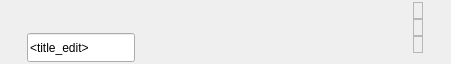
Qt form pypelyne2/src/modules/ui/nodegraphicsitem/nodegraphicsitem_widget_title.ui (michimussato/pypelyne2) before a commit.
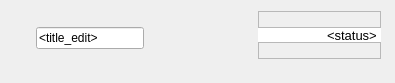
The same form after that commit.

Diff of the .ui file:
```diff
--- a/pypelyne2/src/modules/ui/nodegraphicsitem/nodegraphicsitem_widget_title.ui
+++ b/pypelyne2/src/modules/ui/nodegraphicsitem/nodegraphicsitem_widget_title.ui
@@ -6,8 +6,8 @@
    <rect>
     <x>0</x>
     <y>0</y>
-    <width>451</width>
-    <height>64</height>
+    <width>395</width>
+    <height>83</height>
    </rect>
   </property>
   <property name="sizePolicy">
@@ -20,12 +20,6 @@
    <string>Form</string>
   </property>
   <layout class="QGridLayout" name="gridLayout">
-   <property name="margin">
-    <number>2</number>
-   </property>
-   <property name="spacing">
-    <number>2</number>
-   </property>
    <item row="0" column="0">
     <layout class="QVBoxLayout" name="vlayout_performance">
      <property name="spacing">
@@ -76,19 +70,6 @@
                </item>
               </layout>
              </item>
-             <item>
-              <spacer name="verticalSpacer">
-               <property name="orientation">
-                <enum>Qt::Vertical</enum>
-               </property>
-               <property name="sizeHint" stdset="0">
-                <size>
-                 <width>0</width>
-                 <height>0</height>
-                </size>
-               </property>
-              </spacer>
-             </item>
             </layout>
            </item>
            <item>
@@ -110,10 +91,19 @@
           </layout>
          </item>
          <item>
-          <layout class="QHBoxLayout" name="horizontalLayout_13">
+          <layout class="QVBoxLayout" name="verticalLayout_2">
            <property name="spacing">
             <number>2</number>
            </property>
+           <item>
+            <layout class="QHBoxLayout" name="horizontalLayout_2">
+             <item>
+              <widget class="QLabel" name="label_lock_icon">
+               <property name="text">
+                <string>&lt;lock&gt;</string>
+               </property>
+              </widget>
+             </item>
            <item>
             <widget class="QWidget" name="widget_expand_collapse" native="true">
              <layout class="QGridLayout" name="gridLayout_4">
@@ -133,13 +123,6 @@
              </layout>
             </widget>
            </item>
-           <item>
-            <widget class="QLabel" name="label_lock_icon">
-             <property name="text">
-              <string>&lt;lock&gt;</string>
-             </property>
-            </widget>
-           </item>
            <item>
             <widget class="QLabel" name="label_title">
              <property name="minimumSize">
@@ -168,40 +151,41 @@
            </item>
            <item>
             <widget class="QLineEdit" name="label_title_edit">
-             <property name="sizePolicy">
-              <sizepolicy hsizetype="Expanding" vsizetype="Expanding">
-               <horstretch>0</horstretch>
-               <verstretch>0</verstretch>
-              </sizepolicy>
-             </property>
-             <property name="minimumSize">
-              <size>
-               <width>0</width>
-               <height>0</height>
-              </size>
-             </property>
-             <property name="maximumSize">
-              <size>
-               <width>16777215</width>
-               <height>16777215</height>
-              </size>
-             </property>
-             <property name="font">
-              <font>
-               <weight>50</weight>
-               <bold>false</bold>
-              </font>
-             </property>
              <property name="text">
               <string>&lt;title_edit&gt;</string>
              </property>
-             <property name="frame">
-              <bool>true</bool>
-             </property>
-             <property name="dragEnabled">
-              <bool>true</bool>
-             </property>
-            </widget>
+              </widget>
+             </item>
+             <item>
+              <spacer name="horizontalSpacer_5">
+               <property name="orientation">
+                <enum>Qt::Horizontal</enum>
+               </property>
+               <property name="sizeType">
+                <enum>QSizePolicy::MinimumExpanding</enum>
+               </property>
+               <property name="sizeHint" stdset="0">
+                <size>
+                 <width>0</width>
+                 <height>0</height>
+                </size>
+               </property>
+              </spacer>
+             </item>
+            </layout>
+           </item>
+           <item>
+            <spacer name="verticalSpacer_5">
+             <property name="orientation">
+              <enum>Qt::Vertical</enum>
+             </property>
+             <property name="sizeHint" stdset="0">
+              <size>
+               <width>0</width>
+               <height>0</height>
+              </size>
+             </property>
+            </spacer>
            </item>
            <item>
             <spacer name="horizontalSpacer">
@@ -241,6 +225,9 @@
          <property name="spacing">
           <number>0</number>
          </property>
+         <property name="leftMargin">
+          <number>0</number>
+         </property>
          <item>
           <widget class="QLabel" name="label_task">
            <property name="font">
@@ -262,26 +249,30 @@
           </widget>
          </item>
          <item>
-          <widget class="QLabel" name="label_status">
+          <widget class="QLineEdit" name="label_status">
+           <property name="maximumSize">
+            <size>
+             <width>16777215</width>
+             <height>14</height>
+            </size>
+           </property>
            <property name="font">
             <font>
              <pointsize>10</pointsize>
-             <weight>50</weight>
-             <bold>false</bold>
             </font>
            </property>
-           <property name="layoutDirection">
-            <enum>Qt::LeftToRight</enum>
-           </property>
-           <property name="frameShape">
-            <enum>QFrame::StyledPanel</enum>
-           </property>
            <property name="text">
             <string>&lt;status&gt;</string>
            </property>
+           <property name="frame">
+            <bool>false</bool>
+           </property>
            <property name="alignment">
             <set>Qt::AlignRight|Qt::AlignTrailing|Qt::AlignVCenter</set>
            </property>
+           <property name="readOnly">
+            <bool>true</bool>
+           </property>
           </widget>
          </item>
          <item>
@@ -332,8 +323,8 @@
          </property>
          <property name="sizeHint" stdset="0">
           <size>
-           <width>13</width>
-           <height>13</height>
+           <width>3</width>
+           <height>0</height>
           </size>
          </property>
         </spacer>
@@ -341,22 +332,6 @@
        <item>
         <layout class="QVBoxLayout" name="vlayout_preview"/>
        </item>
-       <item>
-        <spacer name="horizontalSpacer_4">
-         <property name="orientation">
-          <enum>Qt::Horizontal</enum>
-         </property>
-         <property name="sizeType">
-          <enum>QSizePolicy::Fixed</enum>
-         </property>
-         <property name="sizeHint" stdset="0">
-          <size>
-           <width>13</width>
-           <height>13</height>
-          </size>
-         </property>
-        </spacer>
-       </item>
       </layout>
      </item>
     </layout>
```
Left out of the diff: 4 changed lines with no effect on the pictures. Lines whose indentation alone changed are shown as unchanged.
